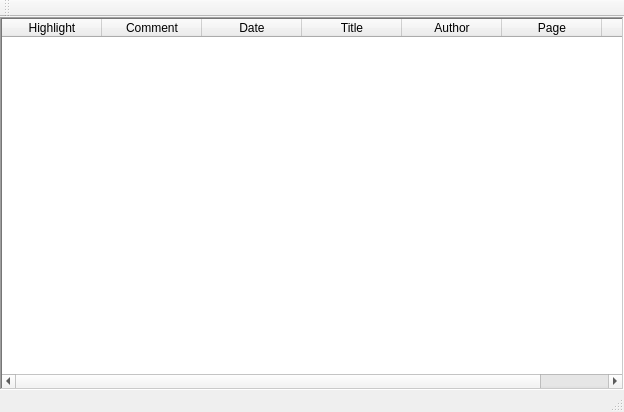
First picture: the form in gui_main.ui, repository noembryo/KoHighlights, before the edit.
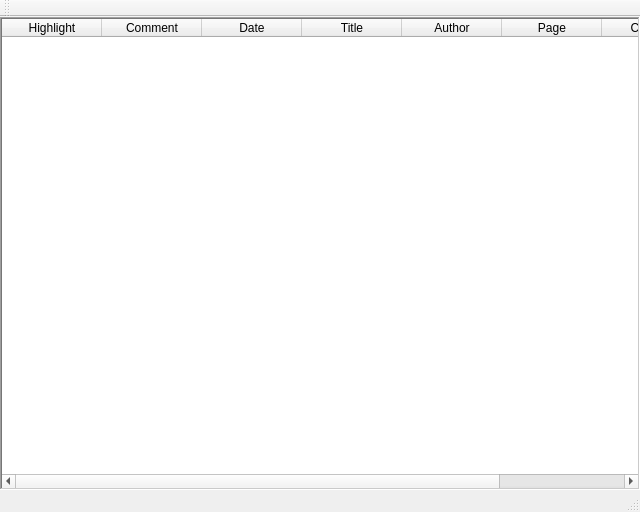
Second picture: the form after the edit. The open tabs and pages were chosen to show the change. Icons and pictures are not drawn. Custom widgets are drawn as their Qt base class.

The edit to the form file:
```diff
--- a/gui_main.ui
+++ b/gui_main.ui
@@ -6,8 +6,8 @@
    <rect>
     <x>0</x>
     <y>0</y>
-    <width>624</width>
-    <height>412</height>
+    <width>640</width>
+    <height>512</height>
    </rect>
   </property>
   <property name="windowIcon">
@@ -417,7 +417,7 @@
            <bool>false</bool>
           </property>
           <property name="columnCount">
-           <number>7</number>
+           <number>8</number>
           </property>
           <attribute name="horizontalHeaderHighlightSections">
            <bool>false</bool>
@@ -470,6 +470,11 @@
             <string>Page</string>
            </property>
           </column>
+          <column>
+           <property name="text">
+            <string>Chapter</string>
+           </property>
+          </column>
           <column>
            <property name="text">
             <string>Book path</string>
```
